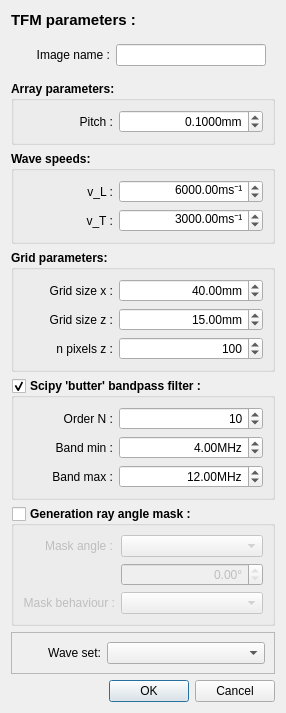
Qt form qtdesigner/dialogs/dialog_tfm_parameters_fmclp.ui (MatthewRiding/Chorus) before a commit.
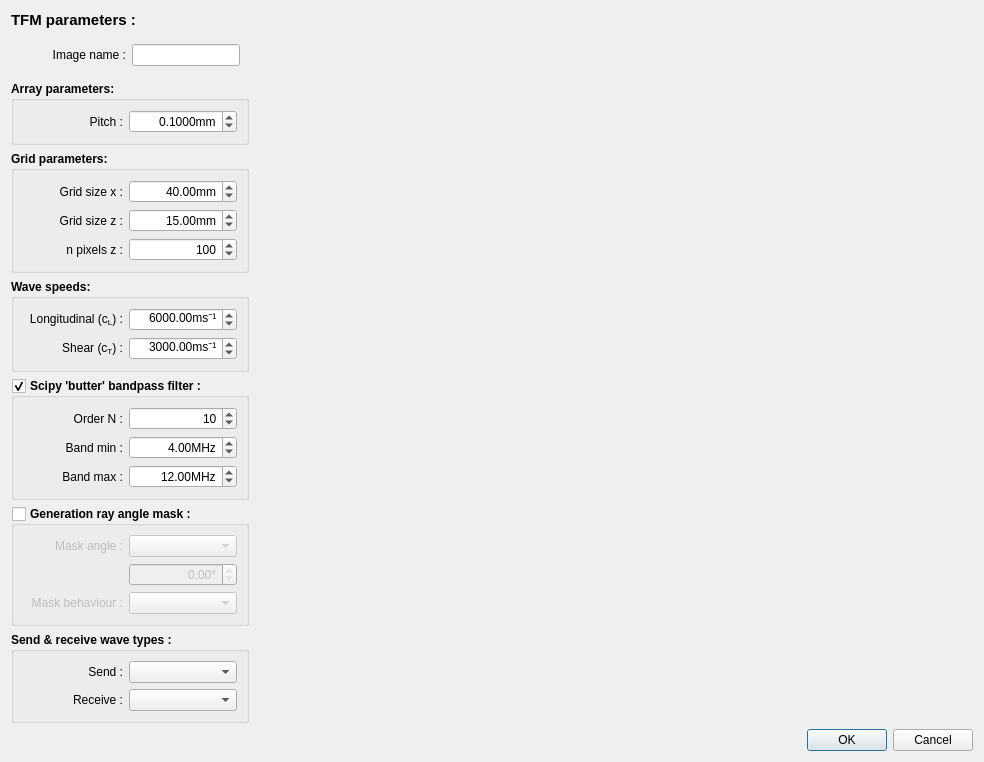
The same form after that commit.

What changed in the file:
```diff
--- a/qtdesigner/dialogs/dialog_tfm_parameters_fmclp.ui
+++ b/qtdesigner/dialogs/dialog_tfm_parameters_fmclp.ui
@@ -6,13 +6,17 @@
    <rect>
     <x>0</x>
     <y>0</y>
-    <width>286</width>
-    <height>670</height>
+    <width>984</width>
+    <height>732</height>
    </rect>
   </property>
   <property name="windowTitle">
    <string>Dialog</string>
   </property>
+  <layout class="QVBoxLayout" name="verticalLayout_2">
+   <item>
+    <layout class="QHBoxLayout" name="horizontalLayout">
+     <item>
   <layout class="QVBoxLayout" name="verticalLayout">
    <item>
     <widget class="QLabel" name="label_tfm_parameters">
@@ -35,12 +39,24 @@
    </item>
    <item>
     <widget class="QWidget" name="widget" native="true">
+         <property name="sizePolicy">
+          <sizepolicy hsizetype="Maximum" vsizetype="Preferred">
+           <horstretch>0</horstretch>
+           <verstretch>0</verstretch>
+          </sizepolicy>
+         </property>
+         <property name="maximumSize">
+          <size>
+           <width>250</width>
+           <height>16777215</height>
+          </size>
+         </property>
      <layout class="QGridLayout" name="gridLayout_6">
       <item row="0" column="0">
        <widget class="QLabel" name="label">
         <property name="minimumSize">
          <size>
-          <width>90</width>
+              <width>100</width>
           <height>0</height>
          </size>
         </property>
@@ -53,19 +69,38 @@
        </widget>
       </item>
       <item row="0" column="1">
-       <widget class="QLineEdit" name="line_edit_description"/>
+           <widget class="QLineEdit" name="line_edit_description">
+            <property name="sizePolicy">
+             <sizepolicy hsizetype="Preferred" vsizetype="Fixed">
+              <horstretch>0</horstretch>
+              <verstretch>0</verstretch>
+             </sizepolicy>
+            </property>
+           </widget>
       </item>
      </layout>
     </widget>
    </item>
    <item>
     <widget class="QGroupBox" name="groupBox_2">
+         <property name="sizePolicy">
+          <sizepolicy hsizetype="Maximum" vsizetype="Preferred">
+           <horstretch>0</horstretch>
+           <verstretch>0</verstretch>
+          </sizepolicy>
+         </property>
      <property name="minimumSize">
       <size>
        <width>0</width>
        <height>0</height>
       </size>
      </property>
+         <property name="maximumSize">
+          <size>
+           <width>250</width>
+           <height>16777215</height>
+          </size>
+         </property>
      <property name="font">
       <font>
        <bold>true</bold>
@@ -79,7 +114,7 @@
        <widget class="QLabel" name="label_5">
         <property name="minimumSize">
          <size>
-          <width>90</width>
+              <width>100</width>
           <height>0</height>
          </size>
         </property>
@@ -99,7 +134,7 @@
       <item row="0" column="1">
        <widget class="QDoubleSpinBox" name="doubleSpinBox_pitch_mm">
         <property name="sizePolicy">
-         <sizepolicy hsizetype="Expanding" vsizetype="Fixed">
+             <sizepolicy hsizetype="Preferred" vsizetype="Fixed">
           <horstretch>0</horstretch>
           <verstretch>0</verstretch>
          </sizepolicy>
@@ -126,130 +161,26 @@
      </layout>
     </widget>
    </item>
-   <item>
-    <widget class="QGroupBox" name="groupBox_3">
-     <property name="minimumSize">
-      <size>
-       <width>0</width>
-       <height>0</height>
-      </size>
-     </property>
-     <property name="font">
-      <font>
-       <bold>true</bold>
-      </font>
-     </property>
-     <property name="title">
-      <string>Wave speeds:</string>
-     </property>
-     <layout class="QFormLayout" name="formLayout_2">
-      <item row="0" column="0">
-       <widget class="QLabel" name="label_6">
-        <property name="minimumSize">
-         <size>
-          <width>90</width>
-          <height>0</height>
-         </size>
-        </property>
-        <property name="font">
-         <font>
-          <bold>false</bold>
-         </font>
-        </property>
-        <property name="text">
-         <string>v_L :</string>
-        </property>
-        <property name="alignment">
-         <set>Qt::AlignRight|Qt::AlignTrailing|Qt::AlignVCenter</set>
-        </property>
-       </widget>
-      </item>
-      <item row="0" column="1">
-       <widget class="QDoubleSpinBox" name="doubleSpinBox_v_L_ms">
-        <property name="sizePolicy">
-         <sizepolicy hsizetype="Expanding" vsizetype="Fixed">
-          <horstretch>0</horstretch>
-          <verstretch>0</verstretch>
-         </sizepolicy>
-        </property>
-        <property name="font">
-         <font>
-          <bold>false</bold>
-         </font>
-        </property>
-        <property name="alignment">
-         <set>Qt::AlignRight|Qt::AlignTrailing|Qt::AlignVCenter</set>
-        </property>
-        <property name="suffix">
-         <string>ms⁻¹</string>
-        </property>
-        <property name="maximum">
-         <double>100000.000000000000000</double>
-        </property>
-        <property name="value">
-         <double>6000.000000000000000</double>
-        </property>
-       </widget>
-      </item>
-      <item row="1" column="0">
-       <widget class="QLabel" name="label_2">
-        <property name="minimumSize">
-         <size>
-          <width>90</width>
-          <height>0</height>
-         </size>
-        </property>
-        <property name="font">
-         <font>
-          <bold>false</bold>
-         </font>
-        </property>
-        <property name="text">
-         <string>v_T :</string>
-        </property>
-        <property name="alignment">
-         <set>Qt::AlignRight|Qt::AlignTrailing|Qt::AlignVCenter</set>
-        </property>
-       </widget>
-      </item>
-      <item row="1" column="1">
-       <widget class="QDoubleSpinBox" name="doubleSpinBox_v_T_ms">
-        <property name="sizePolicy">
-         <sizepolicy hsizetype="Expanding" vsizetype="Fixed">
-          <horstretch>0</horstretch>
-          <verstretch>0</verstretch>
-         </sizepolicy>
-        </property>
-        <property name="font">
-         <font>
-          <bold>false</bold>
-         </font>
-        </property>
-        <property name="alignment">
-         <set>Qt::AlignRight|Qt::AlignTrailing|Qt::AlignVCenter</set>
-        </property>
-        <property name="suffix">
-         <string>ms⁻¹</string>
-        </property>
-        <property name="maximum">
-         <double>100000.000000000000000</double>
-        </property>
-        <property name="value">
-         <double>3000.000000000000000</double>
-        </property>
-       </widget>
-      </item>
-     </layout>
-    </widget>
-   </item>
    <item>
     <widget class="QGroupBox" name="groupBox_4">
+         <property name="sizePolicy">
+          <sizepolicy hsizetype="Maximum" vsizetype="Preferred">
+           <horstretch>0</horstretch>
+           <verstretch>0</verstretch>
+          </sizepolicy>
+         </property>
      <property name="minimumSize">
       <size>
        <width>0</width>
        <height>0</height>
       </size>
      </property>
+         <property name="maximumSize">
+          <size>
+           <width>250</width>
+           <height>16777215</height>
+          </size>
+         </property>
      <property name="font">
       <font>
        <bold>true</bold>
@@ -263,7 +194,7 @@
        <widget class="QLabel" name="label_8">
         <property name="minimumSize">
          <size>
-          <width>90</width>
+              <width>100</width>
           <height>0</height>
          </size>
         </property>
@@ -283,7 +214,7 @@
       <item row="0" column="1">
        <widget class="QDoubleSpinBox" name="doubleSpinBox_grid_size_x_mm">
         <property name="sizePolicy">
-         <sizepolicy hsizetype="Expanding" vsizetype="Fixed">
+             <sizepolicy hsizetype="Preferred" vsizetype="Fixed">
           <horstretch>0</horstretch>
           <verstretch>0</verstretch>
          </sizepolicy>
@@ -311,7 +242,7 @@
        <widget class="QLabel" name="label_9">
         <property name="minimumSize">
          <size>
-          <width>90</width>
+              <width>100</width>
           <height>0</height>
          </size>
         </property>
@@ -331,7 +262,7 @@
       <item row="1" column="1">
        <widget class="QDoubleSpinBox" name="doubleSpinBox_grid_size_z_mm">
         <property name="sizePolicy">
-         <sizepolicy hsizetype="Expanding" vsizetype="Fixed">
+             <sizepolicy hsizetype="Preferred" vsizetype="Fixed">
           <horstretch>0</horstretch>
           <verstretch>0</verstretch>
          </sizepolicy>
@@ -359,7 +290,7 @@
        <widget class="QLabel" name="label_10">
         <property name="minimumSize">
          <size>
-          <width>90</width>
+              <width>100</width>
           <height>0</height>
          </size>
         </property>
@@ -379,7 +310,7 @@
       <item row="2" column="1">
        <widget class="QSpinBox" name="spinBox_n_pixels_z">
         <property name="sizePolicy">
-         <sizepolicy hsizetype="Expanding" vsizetype="Fixed">
+             <sizepolicy hsizetype="Preferred" vsizetype="Fixed">
           <horstretch>0</horstretch>
           <verstretch>0</verstretch>
          </sizepolicy>
@@ -403,14 +334,154 @@
      </layout>
     </widget>
    </item>
+       <item>
+        <widget class="QGroupBox" name="groupBox_3">
+         <property name="sizePolicy">
+          <sizepolicy hsizetype="Maximum" vsizetype="Preferred">
+           <horstretch>0</horstretch>
+           <verstretch>0</verstretch>
+          </sizepolicy>
+         </property>
+         <property name="minimumSize">
+          <size>
+           <width>0</width>
+           <height>0</height>
+          </size>
+         </property>
+         <property name="maximumSize">
+          <size>
+           <width>250</width>
+           <height>16777215</height>
+          </size>
+         </property>
+         <property name="font">
+          <font>
+           <bold>true</bold>
+          </font>
+         </property>
+         <property name="title">
+          <string>Wave speeds:</string>
+         </property>
+         <layout class="QFormLayout" name="formLayout_2">
+          <item row="0" column="0">
+           <widget class="QLabel" name="label_6">
+            <property name="minimumSize">
+             <size>
+              <width>100</width>
+              <height>0</height>
+             </size>
+            </property>
+            <property name="font">
+             <font>
+              <bold>false</bold>
+             </font>
+            </property>
+            <property name="text">
+             <string>Longitudinal (c&lt;sub&gt;L&lt;/sub&gt;) :</string>
+            </property>
+            <property name="alignment">
+             <set>Qt::AlignRight|Qt::AlignTrailing|Qt::AlignVCenter</set>
+            </property>
+           </widget>
+          </item>
+          <item row="0" column="1">
+           <widget class="QDoubleSpinBox" name="doubleSpinBox_v_L_ms">
+            <property name="sizePolicy">
+             <sizepolicy hsizetype="Preferred" vsizetype="Fixed">
+              <horstretch>0</horstretch>
+              <verstretch>0</verstretch>
+             </sizepolicy>
+            </property>
+            <property name="font">
+             <font>
+              <bold>false</bold>
+             </font>
+            </property>
+            <property name="alignment">
+             <set>Qt::AlignRight|Qt::AlignTrailing|Qt::AlignVCenter</set>
+            </property>
+            <property name="suffix">
+             <string>ms⁻¹</string>
+            </property>
+            <property name="maximum">
+             <double>100000.000000000000000</double>
+            </property>
+            <property name="value">
+             <double>6000.000000000000000</double>
+            </property>
+           </widget>
+          </item>
+          <item row="1" column="0">
+           <widget class="QLabel" name="label_2">
+            <property name="minimumSize">
+             <size>
+              <width>100</width>
+              <height>0</height>
+             </size>
+            </property>
+            <property name="font">
+             <font>
+              <bold>false</bold>
+             </font>
+            </property>
+            <property name="text">
+             <string>Shear (c&lt;sub&gt;T&lt;/sub&gt;) :</string>
+            </property>
+            <property name="alignment">
+             <set>Qt::AlignRight|Qt::AlignTrailing|Qt::AlignVCenter</set>
+            </property>
+           </widget>
+          </item>
+          <item row="1" column="1">
+           <widget class="QDoubleSpinBox" name="doubleSpinBox_v_T_ms">
+            <property name="sizePolicy">
+             <sizepolicy hsizetype="Preferred" vsizetype="Fixed">
+              <horstretch>0</horstretch>
+              <verstretch>0</verstretch>
+             </sizepolicy>
+            </property>
+            <property name="font">
+             <font>
+              <bold>false</bold>
+             </font>
+            </property>
+            <property name="alignment">
+             <set>Qt::AlignRight|Qt::AlignTrailing|Qt::AlignVCenter</set>
+            </property>
+            <property name="suffix">
+             <string>ms⁻¹</string>
+            </property>
+            <property name="maximum">
+             <double>100000.000000000000000</double>
+            </property>
+            <property name="value">
+             <double>3000.000000000000000</double>
+            </property>
+           </widget>
+          </item>
+         </layout>
+        </widget>
+       </item>
    <item>
     <widget class="QGroupBox" name="groupBox_filter">
+         <property name="sizePolicy">
+          <sizepolicy hsizetype="Maximum" vsizetype="Preferred">
+           <horstretch>0</horstretch>
+           <verstretch>0</verstretch>
+          </sizepolicy>
+         </property>
      <property name="minimumSize">
       <size>
        <width>0</width>
        <height>0</height>
       </size>
      </property>
+         <property name="maximumSize">
+          <size>
+           <width>250</width>
+           <height>16777215</height>
+          </size>
+         </property>
      <property name="font">
       <font>
        <bold>true</bold>
@@ -430,7 +501,7 @@
        <widget class="QLabel" name="label_11">
         <property name="minimumSize">
          <size>
-          <width>90</width>
+              <width>100</width>
           <height>0</height>
          </size>
         </property>
@@ -450,7 +521,7 @@
       <item row="0" column="1">
        <widget class="QSpinBox" name="spinBox_butter_order">
         <property name="sizePolicy">
-         <sizepolicy hsizetype="Expanding" vsizetype="Fixed">
+             <sizepolicy hsizetype="Preferred" vsizetype="Fixed">
           <horstretch>0</horstretch>
           <verstretch>0</verstretch>
          </sizepolicy>
@@ -472,7 +543,7 @@
        <widget class="QLabel" name="label_12">
         <property name="minimumSize">
          <size>
-          <width>90</width>
+              <width>100</width>
           <height>0</height>
          </size>
         </property>
@@ -492,7 +563,7 @@
       <item row="1" column="1">
        <widget class="QDoubleSpinBox" name="doubleSpinBox_band_min_MHz">
         <property name="sizePolicy">
-         <sizepolicy hsizetype="Expanding" vsizetype="Fixed">
+             <sizepolicy hsizetype="Preferred" vsizetype="Fixed">
           <horstretch>0</horstretch>
           <verstretch>0</verstretch>
          </sizepolicy>
@@ -523,7 +594,7 @@
        <widget class="QLabel" name="label_13">
         <property name="minimumSize">
          <size>
-          <width>90</width>
+              <width>100</width>
           <height>0</height>
          </size>
         </property>
@@ -543,7 +614,7 @@
       <item row="2" column="1">
        <widget class="QDoubleSpinBox" name="doubleSpinBox_band_max_MHz">
         <property name="sizePolicy">
-         <sizepolicy hsizetype="Expanding" vsizetype="Fixed">
+             <sizepolicy hsizetype="Preferred" vsizetype="Fixed">
           <horstretch>0</horstretch>
           <verstretch>0</verstretch>
          </sizepolicy>
@@ -575,6 +646,18 @@
    </item>
    <item>
     <widget class="QGroupBox" name="groupBox_gen_mask">
+         <property name="sizePolicy">
+          <sizepolicy hsizetype="Maximum" vsizetype="Preferred">
+           <horstretch>0</horstretch>
+           <verstretch>0</verstretch>
+          </sizepolicy>
+         </property>
+         <property name="maximumSize">
+          <size>
+           <width>250</width>
+           <height>16777215</height>
+          </size>
+         </property>
      <property name="font">
       <font>
        <bold>true</bold>
@@ -594,7 +677,7 @@
        <widget class="QLabel" name="label_3">
         <property name="minimumSize">
          <size>
-          <width>90</width>
+              <width>100</width>
           <height>0</height>
          </size>
         </property>
@@ -613,6 +696,12 @@
       </item>
       <item row="0" column="1">
        <widget class="QComboBox" name="comboBox_mask_angle">
+            <property name="sizePolicy">
+             <sizepolicy hsizetype="Preferred" vsizetype="Fixed">
+              <horstretch>0</horstretch>
+              <verstretch>0</verstretch>
+             </sizepolicy>
+            </property>
         <property name="font">
          <font>
           <bold>false</bold>
@@ -628,6 +717,12 @@
       </item>
       <item row="1" column="1">
        <widget class="QDoubleSpinBox" name="doubleSpinBox_mask_angle">
+            <property name="sizePolicy">
+             <sizepolicy hsizetype="Preferred" vsizetype="Fixed">
+              <horstretch>0</horstretch>
+              <verstretch>0</verstretch>
+             </sizepolicy>
+            </property>
         <property name="font">
          <font>
           <bold>false</bold>
@@ -648,7 +743,7 @@
        <widget class="QLabel" name="label_4">
         <property name="minimumSize">
          <size>
-          <width>90</width>
+              <width>100</width>
           <height>0</height>
          </size>
         </property>
@@ -667,6 +762,12 @@
       </item>
       <item row="2" column="1">
        <widget class="QComboBox" name="comboBox_mask_behaviour">
+            <property name="sizePolicy">
+             <sizepolicy hsizetype="Preferred" vsizetype="Fixed">
+              <horstretch>0</horstretch>
+              <verstretch>0</verstretch>
+             </sizepolicy>
+            </property>
         <property name="font">
          <font>
           <bold>false</bold>
@@ -678,30 +779,49 @@
     </widget>
    </item>
    <item>
-    <widget class="QFrame" name="frame">
+        <widget class="QGroupBox" name="groupBox">
+         <property name="sizePolicy">
+          <sizepolicy hsizetype="Maximum" vsizetype="Preferred">
+           <horstretch>0</horstretch>
+           <verstretch>0</verstretch>
+          </sizepolicy>
+         </property>
      <property name="minimumSize">
       <size>
        <width>0</width>
        <height>0</height>
       </size>
      </property>
-     <property name="frameShape">
-      <enum>QFrame::StyledPanel</enum>
-     </property>
-     <property name="frameShadow">
-      <enum>QFrame::Raised</enum>
-     </property>
-     <layout class="QGridLayout" name="gridLayout_4">
+         <property name="maximumSize">
+          <size>
+           <width>250</width>
+           <height>16777215</height>
+          </size>
+         </property>
+         <property name="font">
+          <font>
+           <bold>true</bold>
+          </font>
+         </property>
+         <property name="title">
+          <string>Send &amp;&amp; receive wave types :</string>
+         </property>
+         <layout class="QFormLayout" name="formLayout_6">
       <item row="0" column="0">
        <widget class="QLabel" name="label_7">
         <property name="minimumSize">
          <size>
-          <width>80</width>
+              <width>100</width>
           <height>0</height>
          </size>
         </property>
+            <property name="font">
+             <font>
+              <bold>false</bold>
+             </font>
+            </property>
         <property name="text">
-         <string>Wave set:</string>
+             <string>Send :</string>
         </property>
         <property name="alignment">
          <set>Qt::AlignRight|Qt::AlignTrailing|Qt::AlignVCenter</set>
@@ -709,12 +829,53 @@
        </widget>
       </item>
       <item row="0" column="1">
-       <widget class="QComboBox" name="comboBox_wave_set">
+           <widget class="QComboBox" name="comboBox_send">
         <property name="sizePolicy">
-         <sizepolicy hsizetype="Expanding" vsizetype="Fixed">
+             <sizepolicy hsizetype="Preferred" vsizetype="Fixed">
           <horstretch>0</horstretch>
           <verstretch>0</verstretch>
          </sizepolicy>
+            </property>
+            <property name="font">
+             <font>
+              <bold>false</bold>
+             </font>
+            </property>
+           </widget>
+          </item>
+          <item row="1" column="0">
+           <widget class="QLabel" name="label_14">
+            <property name="minimumSize">
+             <size>
+              <width>100</width>
+              <height>0</height>
+             </size>
+            </property>
+            <property name="font">
+             <font>
+              <bold>false</bold>
+             </font>
+            </property>
+            <property name="text">
+             <string>Receive :</string>
+            </property>
+            <property name="alignment">
+             <set>Qt::AlignRight|Qt::AlignTrailing|Qt::AlignVCenter</set>
+            </property>
+           </widget>
+          </item>
+          <item row="1" column="1">
+           <widget class="QComboBox" name="comboBox_receive">
+            <property name="sizePolicy">
+             <sizepolicy hsizetype="Preferred" vsizetype="Fixed">
+              <horstretch>0</horstretch>
+              <verstretch>0</verstretch>
+             </sizepolicy>
+            </property>
+            <property name="font">
+             <font>
+              <bold>false</bold>
+             </font>
         </property>
        </widget>
       </item>
@@ -733,6 +894,20 @@
       </size>
      </property>
     </spacer>
+       </item>
+      </layout>
+     </item>
+     <item>
+      <widget class="QWidget" name="widget_2" native="true">
+       <property name="sizePolicy">
+        <sizepolicy hsizetype="Expanding" vsizetype="Expanding">
+         <horstretch>0</horstretch>
+         <verstretch>0</verstretch>
+        </sizepolicy>
+       </property>
+      </widget>
+     </item>
+    </layout>
    </item>
    <item>
     <widget class="QDialogButtonBox" name="buttonBox">
```
Lines whose indentation alone changed are shown as unchanged.
